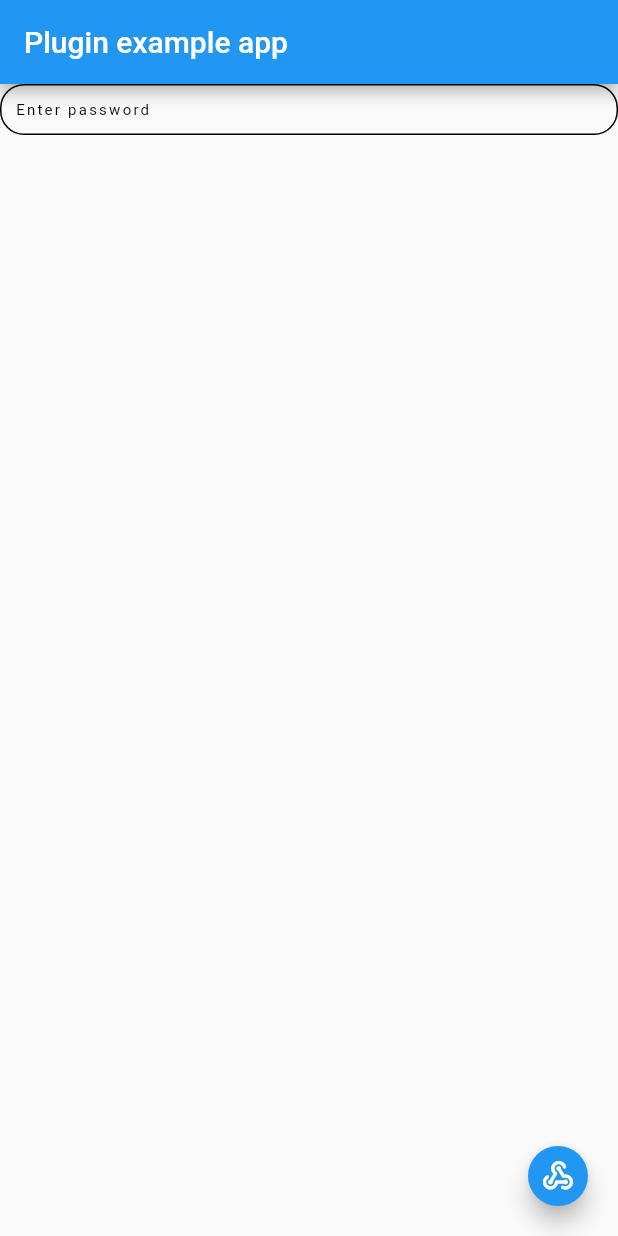
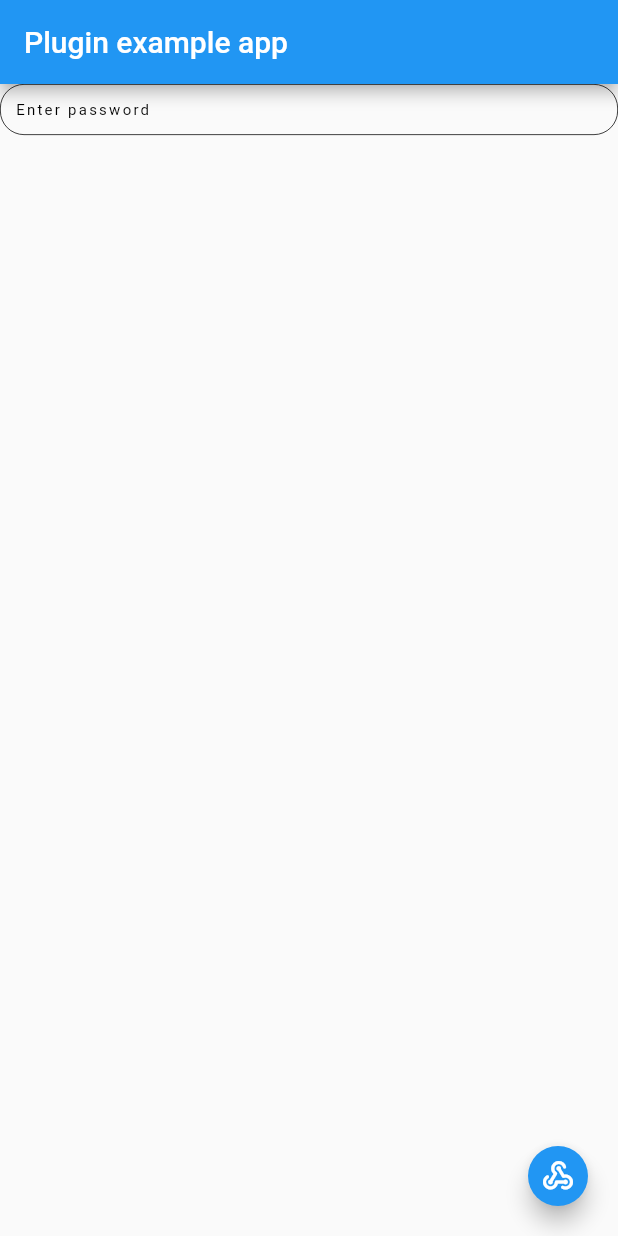
Before and after one commit to prabhuc94/flexicomponents, a Flutter app: the screen it shows after launch, on a phone screen of 412 x 824 dp. Run offline on Flutter 3.47's test engine with Material 2 defaults, Android fonts, the phone set to English and light mode, and no system bars; our stand-ins replace dropdown_search, flutter_screenutil, flutter_svg, plugin_platform_interface; missing offline and left inert: dart:html, date_time, desktop_webview_window, flutter_quill, flutter_toastr, hotkey_manager and 5 more; project files that could hold a hidden picture were left out.

Commit message:
- Border changed

```diff
--- a/lib/components/app_component_password_field.dart
+++ b/lib/components/app_component_password_field.dart
@@ -61,8 +61,8 @@ class PasswordTextField extends StatelessWidget {
             hintStyle: hintTextStyle ?? context.textTheme.labelSmall,
             constraints: constraints,
             border: border,
-            focusedBorder: border,
-            enabledBorder: border,
+            focusedBorder: border?.copyWith(borderSide: BorderSide(width: 0.5.spMin, color: Theme.of(context).primaryColor)),
+            enabledBorder: border?.copyWith(borderSide: BorderSide(width: 0.5.spMin)),
             contentPadding: contentPadding ?? EdgeInsets.only(
                 top: 0,
                 bottom: 0,
--- a/pubspec.yaml
+++ b/pubspec.yaml
@@ -1,6 +1,6 @@
 name: flexicomponents
 description: Components & Extension required for FlexiTrac
-version: 0.0.15
+version: 0.0.16
 homepage: https://github.com/prabhuc94/flexicomponents
 
 environment:
```
Also changed, not shown: 1 other file.
